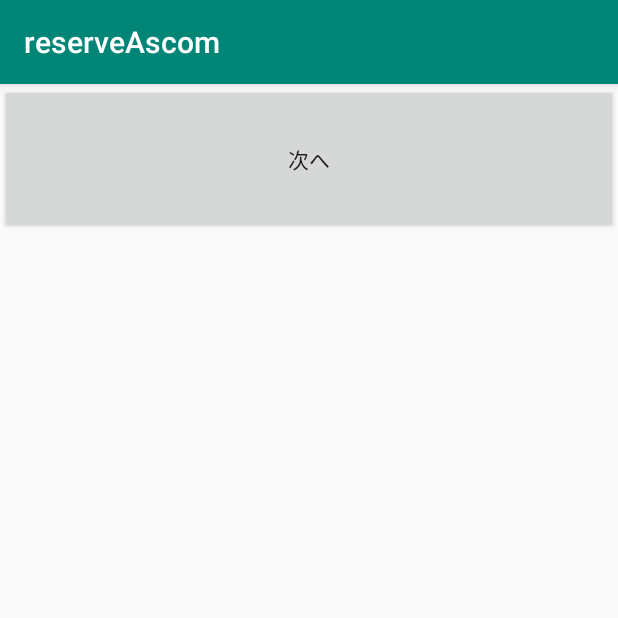
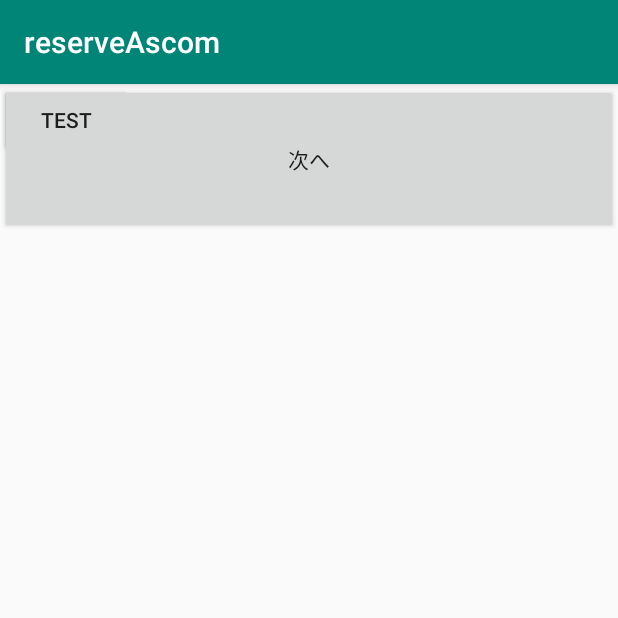
Before and after one commit to inr1064/reserveAscom, an Android app: the screen it shows after launch (MainActivity), on a phone screen of 412 x 824 dp, the top half of it. Run offline under Robolectric (Android 15) with nearby library versions, the phone set to English and light mode, and no system bars.

Commit message:
jeong hyeonsoo
activity_main button

```diff
--- a/app/src/main/res/layout/activity_main.xml
+++ b/app/src/main/res/layout/activity_main.xml
@@ -20,4 +20,10 @@
         android:layout_width="match_parent"
         android:layout_height="100dp" />
 
+    <Button
+        android:layout_width="wrap_content"
+        android:layout_height="wrap_content"
+        android:text="test"
+        />
+
 </android.support.constraint.ConstraintLayout>
```
